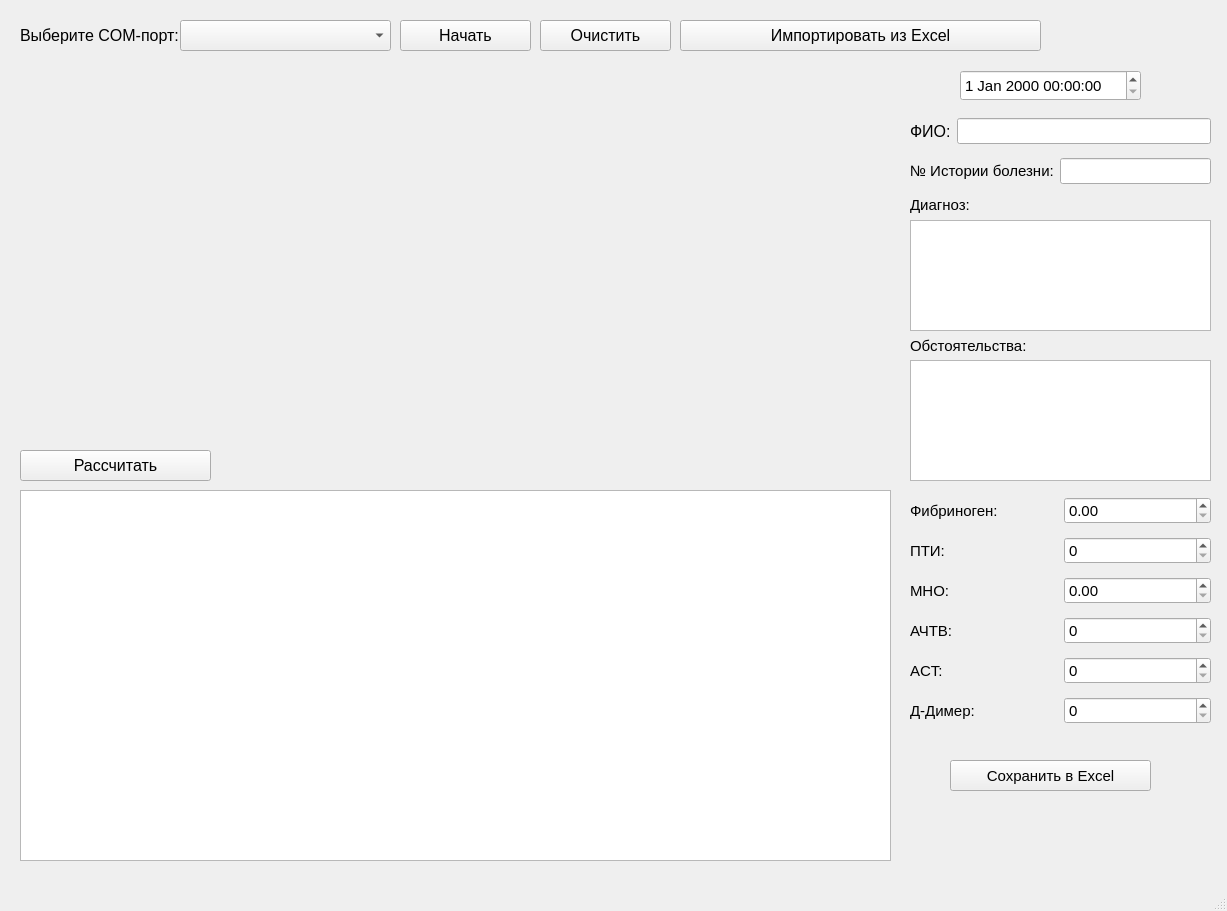
The window that main.ui (SuperNauMisha/Lab) describes before a commit, drawn with Qt 5.
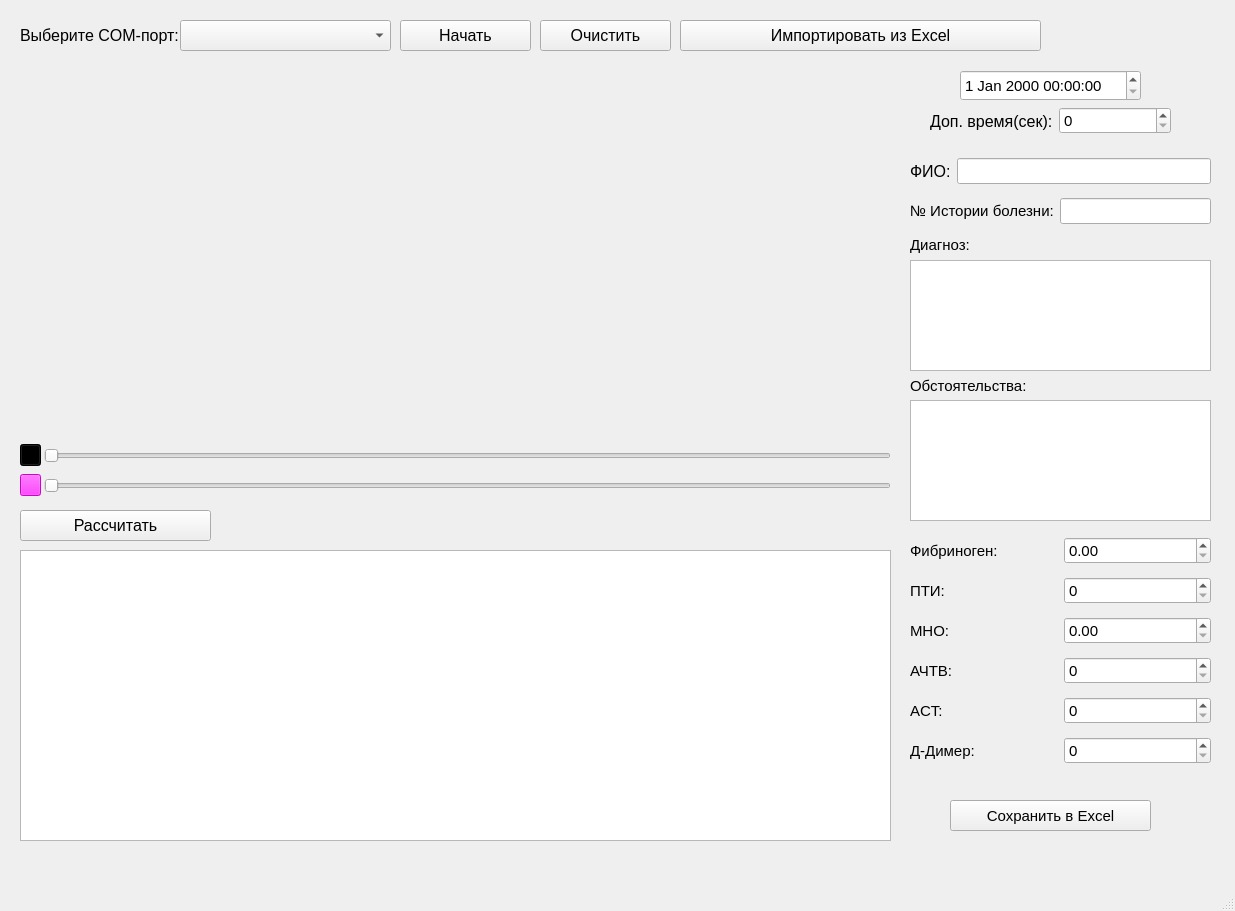
The same window after the commit. Custom widgets are drawn as their Qt base class.

```diff
--- a/main.ui
+++ b/main.ui
@@ -6,7 +6,7 @@
    <rect>
     <x>0</x>
     <y>0</y>
-    <width>1227</width>
+    <width>1235</width>
     <height>911</height>
    </rect>
   </property>
@@ -80,7 +80,7 @@
     <property name="geometry">
      <rect>
       <x>950</x>
-      <y>760</y>
+      <y>800</y>
       <width>201</width>
       <height>31</height>
      </rect>
@@ -116,7 +116,7 @@
     <property name="geometry">
      <rect>
       <x>910</x>
-      <y>110</y>
+      <y>150</y>
       <width>301</width>
       <height>42</height>
      </rect>
@@ -154,7 +154,7 @@
     <property name="geometry">
      <rect>
       <x>910</x>
-      <y>150</y>
+      <y>190</y>
       <width>301</width>
       <height>42</height>
      </rect>
@@ -207,7 +207,7 @@
     <property name="geometry">
      <rect>
       <x>910</x>
-      <y>330</y>
+      <y>370</y>
       <width>161</width>
       <height>31</height>
      </rect>
@@ -225,7 +225,7 @@
     <property name="geometry">
      <rect>
       <x>910</x>
-      <y>190</y>
+      <y>230</y>
       <width>299</width>
       <height>29</height>
      </rect>
@@ -243,7 +243,7 @@
     <property name="geometry">
      <rect>
       <x>910</x>
-      <y>220</y>
+      <y>260</y>
       <width>301</width>
       <height>111</height>
      </rect>
@@ -258,7 +258,7 @@
     <property name="geometry">
      <rect>
       <x>910</x>
-      <y>360</y>
+      <y>400</y>
       <width>301</width>
       <height>121</height>
      </rect>
@@ -273,7 +273,7 @@
     <property name="geometry">
      <rect>
       <x>910</x>
-      <y>490</y>
+      <y>530</y>
       <width>301</width>
       <height>42</height>
      </rect>
@@ -311,7 +311,7 @@
     <property name="geometry">
      <rect>
       <x>910</x>
-      <y>530</y>
+      <y>570</y>
       <width>301</width>
       <height>42</height>
      </rect>
@@ -349,7 +349,7 @@
     <property name="geometry">
      <rect>
       <x>910</x>
-      <y>570</y>
+      <y>610</y>
       <width>301</width>
       <height>42</height>
      </rect>
@@ -387,7 +387,7 @@
     <property name="geometry">
      <rect>
       <x>910</x>
-      <y>610</y>
+      <y>650</y>
       <width>301</width>
       <height>42</height>
      </rect>
@@ -428,7 +428,7 @@
     <property name="geometry">
      <rect>
       <x>910</x>
-      <y>650</y>
+      <y>690</y>
       <width>301</width>
       <height>42</height>
      </rect>
@@ -469,7 +469,7 @@
     <property name="geometry">
      <rect>
       <x>910</x>
-      <y>690</y>
+      <y>730</y>
       <width>301</width>
       <height>42</height>
      </rect>
@@ -528,7 +528,7 @@
     <property name="geometry">
      <rect>
       <x>20</x>
-      <y>450</y>
+      <y>510</y>
       <width>191</width>
       <height>31</height>
      </rect>
@@ -546,9 +546,9 @@
     <property name="geometry">
      <rect>
       <x>20</x>
-      <y>490</y>
+      <y>550</y>
       <width>871</width>
-      <height>371</height>
+      <height>291</height>
      </rect>
     </property>
     <property name="font">
@@ -561,6 +561,155 @@
      <bool>true</bool>
     </property>
    </widget>
+   <widget class="QWidget" name="horizontalLayoutWidget_10">
+    <property name="geometry">
+     <rect>
+      <x>930</x>
+      <y>100</y>
+      <width>241</width>
+      <height>42</height>
+     </rect>
+    </property>
+    <property name="font">
+     <font>
+      <pointsize>11</pointsize>
+     </font>
+    </property>
+    <layout class="QHBoxLayout" name="horizontalLayout_11">
+     <item>
+      <widget class="QLabel" name="label_13">
+       <property name="font">
+        <font>
+         <pointsize>12</pointsize>
+        </font>
+       </property>
+       <property name="text">
+        <string>Доп. время(сек):</string>
+       </property>
+      </widget>
+     </item>
+     <item>
+      <widget class="QSpinBox" name="addTimeEdit">
+       <property name="font">
+        <font>
+         <pointsize>11</pointsize>
+        </font>
+       </property>
+       <property name="maximum">
+        <number>9999</number>
+       </property>
+      </widget>
+     </item>
+    </layout>
+   </widget>
+   <widget class="QWidget" name="horizontalLayoutWidget">
+    <property name="geometry">
+     <rect>
+      <x>20</x>
+      <y>440</y>
+      <width>871</width>
+      <height>31</height>
+     </rect>
+    </property>
+    <layout class="QHBoxLayout" name="horizontalLayout">
+     <property name="spacing">
+      <number>3</number>
+     </property>
+     <item>
+      <widget class="QPushButton" name="pushButton">
+       <property name="enabled">
+        <bool>false</bool>
+       </property>
+       <property name="maximumSize">
+        <size>
+         <width>21</width>
+         <height>16777215</height>
+        </size>
+       </property>
+       <property name="styleSheet">
+        <string notr="true">color: rgb(0, 0, 0);
+background-color: rgb(0, 0, 0);</string>
+       </property>
+       <property name="text">
+        <string/>
+       </property>
+       <property name="checkable">
+        <bool>false</bool>
+       </property>
+      </widget>
+     </item>
+     <item>
+      <widget class="QSlider" name="beforeClottingSlider">
+       <property name="styleSheet">
+        <string notr="true"/>
+       </property>
+       <property name="maximum">
+        <number>2000</number>
+       </property>
+       <property name="orientation">
+        <enum>Qt::Horizontal</enum>
+       </property>
+      </widget>
+     </item>
+    </layout>
+   </widget>
+   <widget class="QWidget" name="horizontalLayoutWidget_11">
+    <property name="geometry">
+     <rect>
+      <x>20</x>
+      <y>470</y>
+      <width>871</width>
+      <height>31</height>
+     </rect>
+    </property>
+    <layout class="QHBoxLayout" name="horizontalLayout_2">
+     <property name="spacing">
+      <number>3</number>
+     </property>
+     <item>
+      <widget class="QPushButton" name="pushButton_2">
+       <property name="enabled">
+        <bool>false</bool>
+       </property>
+       <property name="maximumSize">
+        <size>
+         <width>21</width>
+         <height>16777215</height>
+        </size>
+       </property>
+       <property name="styleSheet">
+        <string notr="true">background-color: rgb(255, 0, 255);
+alternate-background-color: rgb(255, 0, 255);
+color: rgb(255, 0, 255);
+selection-color: rgb(255, 0, 255);
+selection-background-color: rgb(255, 0, 255);</string>
+       </property>
+       <property name="text">
+        <string/>
+       </property>
+       <property name="checkable">
+        <bool>false</bool>
+       </property>
+       <property name="checked">
+        <bool>false</bool>
+       </property>
+      </widget>
+     </item>
+     <item>
+      <widget class="QSlider" name="afterClottingSlider">
+       <property name="styleSheet">
+        <string notr="true"/>
+       </property>
+       <property name="maximum">
+        <number>2000</number>
+       </property>
+       <property name="orientation">
+        <enum>Qt::Horizontal</enum>
+       </property>
+      </widget>
+     </item>
+    </layout>
+   </widget>
   </widget>
   <widget class="QMenuBar" name="menubar">
    <property name="geometry">
```
Left out of the diff: 2 changed lines with no effect on the pictures.
